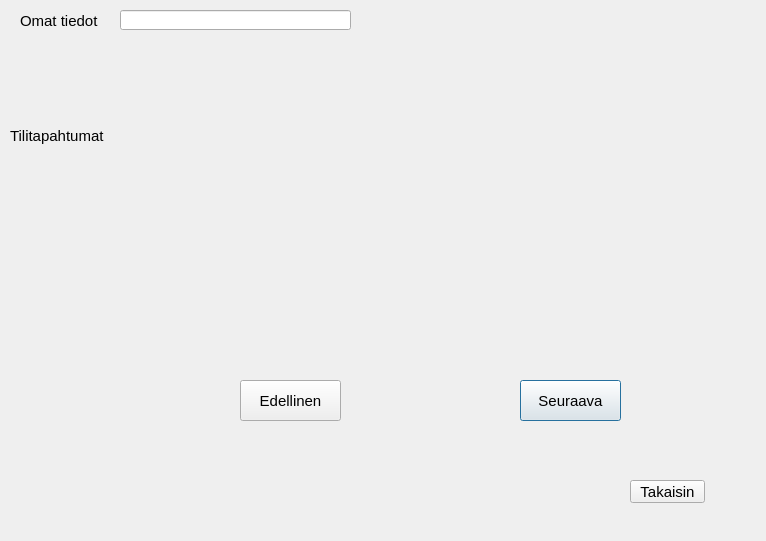
Before: the Qt Designer form bankautomat/selaatilitapahtumia.ui in banksimul2022/group10, drawn with Qt 5.
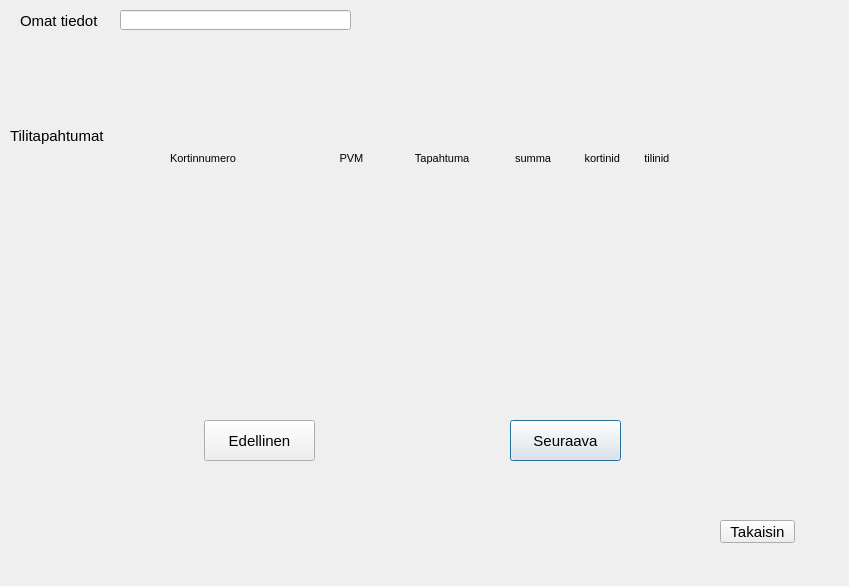
After: the same form once the commit is applied.

Patch:
```diff
--- a/bankautomat/selaatilitapahtumia.ui
+++ b/bankautomat/selaatilitapahtumia.ui
@@ -6,8 +6,8 @@
    <rect>
     <x>0</x>
     <y>0</y>
-    <width>766</width>
-    <height>541</height>
+    <width>849</width>
+    <height>586</height>
    </rect>
   </property>
   <property name="font">
@@ -21,9 +21,9 @@
   <widget class="QPushButton" name="btnSeuraava">
    <property name="geometry">
     <rect>
-     <x>520</x>
-     <y>380</y>
-     <width>101</width>
+     <x>510</x>
+     <y>420</y>
+     <width>111</width>
      <height>41</height>
     </rect>
    </property>
@@ -34,8 +34,8 @@
   <widget class="QPushButton" name="btnPalaatilitapahtumat">
    <property name="geometry">
     <rect>
-     <x>630</x>
-     <y>480</y>
+     <x>720</x>
+     <y>520</y>
      <width>75</width>
      <height>23</height>
     </rect>
@@ -83,9 +83,9 @@
   <widget class="QPushButton" name="btnEdellinen">
    <property name="geometry">
     <rect>
-     <x>240</x>
-     <y>380</y>
-     <width>101</width>
+     <x>204</x>
+     <y>420</y>
+     <width>111</width>
      <height>41</height>
     </rect>
    </property>
@@ -96,16 +96,34 @@
   <widget class="QLabel" name="leTT5">
    <property name="geometry">
     <rect>
-     <x>170</x>
-     <y>110</y>
-     <width>531</width>
-     <height>221</height>
+     <x>160</x>
+     <y>80</y>
+     <width>541</width>
+     <height>311</height>
     </rect>
    </property>
    <property name="text">
     <string/>
    </property>
   </widget>
+  <widget class="QLabel" name="label_3">
+   <property name="geometry">
+    <rect>
+     <x>170</x>
+     <y>150</y>
+     <width>511</width>
+     <height>16</height>
+    </rect>
+   </property>
+   <property name="font">
+    <font>
+     <pointsize>8</pointsize>
+    </font>
+   </property>
+   <property name="text">
+    <string>Kortinnumero                                  PVM                 Tapahtuma               summa           kortinid        tilinid</string>
+   </property>
+  </widget>
  </widget>
  <resources/>
  <connections/>
```
